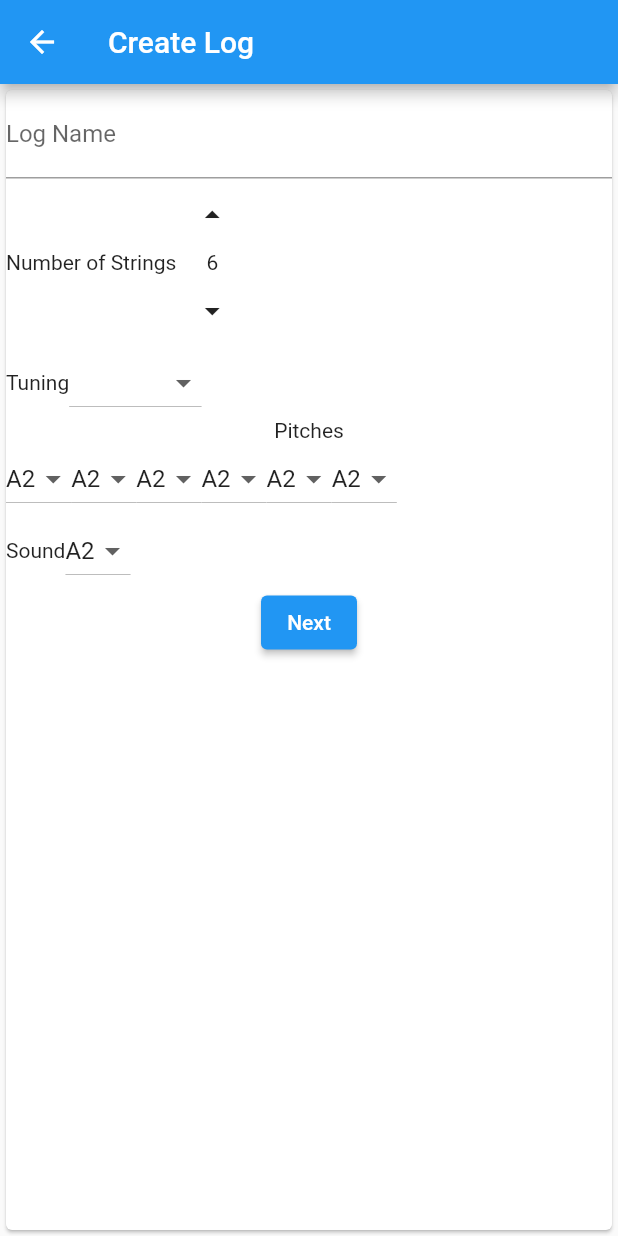
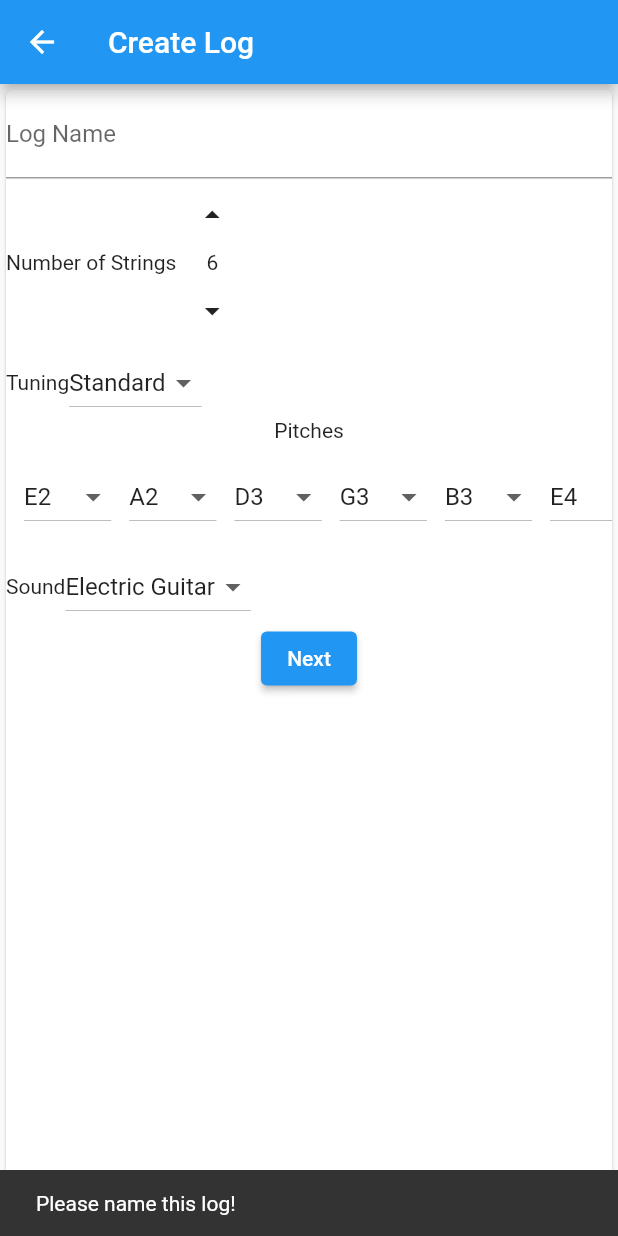
Before and after one commit to aryanakr/chords_catalog, a Flutter app: the CreateLogScreen screen opened by its route, after a tap on "Next", on a phone screen of 412 x 824 dp. Run offline on Flutter 3.47's test engine with Material 2 defaults, Android fonts, the phone set to English and light mode, and no system bars; missing offline and left inert: dart:ffi.

Commit message:
basic screens and create log

```diff
--- a/lib/components/tuning_picker.dart
+++ b/lib/components/tuning_picker.dart
@@ -1,44 +1,107 @@
+import 'package:chords_catalog/models/instrument.dart';
+import 'package:chords_catalog/models/note.dart';
 import 'package:flutter/material.dart';
 
 class TuningPicker extends StatefulWidget {
-  int numStrings;
+  final int numStrings;
+  final String tuningName;
+  List<String> currentTuningPitches;
+  final void Function(String, List<String>) update;
 
-  TuningPicker({required this.numStrings});
+
+  TuningPicker({
+    required this.numStrings,
+    required this.tuningName,
+    required this.currentTuningPitches,
+    required this.update
+      });
 
   @override
   State<TuningPicker> createState() => _TuningPickerState();
 }
 
 class _TuningPickerState extends State<TuningPicker> {
+  void _setTuning(List<String> tune) {
+    setState(() {
+      widget.currentTuningPitches = tune;
+      widget.update(widget.tuningName, tune);
+    });
+  }
+
+  void _setTuningPitch(int index, String? pitchLabel) {
+    setState(() {
+      widget.currentTuningPitches[index] = pitchLabel ?? '';
+      widget.update(widget.tuningName, widget.currentTuningPitches);
+    });
+  }
+
+  void _setTuningFromDefaults() {
+
+  }
+
   @override
   Widget build(BuildContext context) {
+    List<Tuning> tuningsList =
+        Tuning.retrieveKnownTuningForStrings(widget.numStrings);
+
     return Container(
       child: Column(
         children: [
           Row(
             children: [
               Text('Tuning'),
-              DropdownButton(items: const [
+              DropdownButton(
+                  items: [
+                    for (Tuning t in tuningsList)
                       DropdownMenuItem(
-                  child: Text('Standard'),
-                  value: 5,
+                        child: Text(t.name),
+                        value: t,
                       ),
-              ], onChanged: (i) {})
+                  ],
+                  value: tuningsList[0],
+                  onChanged: (Tuning? selTuning) {
+                    if (selTuning != null && !selTuning.isCustomTuning) {
+                      final labels =
+                          selTuning.openNotes.map((e) => e.label).toList();
+                      _setTuning(labels);
+                    }
+                  })
             ],
           ),
           Text('Pitches'),
+          SingleChildScrollView(
+            scrollDirection: Axis.horizontal,
+            padding: const EdgeInsets.all(12),
+            child: Row(
+              children: [
+                for (int pitchIndex = 0;
+                    pitchIndex < widget.numStrings;
+                    pitchIndex++)
                   Row(
                     children: [
-              for (int i = 0; i < widget.numStrings; i++)
-                DropdownButton(items: const [
+                      DropdownButton(
+                          items: [
+                            const DropdownMenuItem(
+                              child: Text(''),
+                              value: '',
+                            ),
+                            for (String label in MidiNote.allNoteLabels())
                               DropdownMenuItem(
-                    child: Text('A2'),
-                    value: 5,
+                                child: Text(label),
+                                value: label,
                               ),
                           ],
-                value: 5,
-                onChanged: (i) {})
+                          value: widget.currentTuningPitches[pitchIndex],
+                          onChanged: (String? selPitchLabel) {
+                            _setTuningPitch(pitchIndex, selPitchLabel);
+                          }),
+                      SizedBox(
+                        width: 12,
+                      )
                     ],
+                  )
+              ],
+            ),
           )
         ],
       ),
--- a/lib/main.dart
+++ b/lib/main.dart
@@ -2,6 +2,7 @@
 import 'package:chords_catalog/screens/configuration_screen.dart';
 import 'package:chords_catalog/screens/create_log_screen.dart';
 import 'package:chords_catalog/screens/home_screen.dart';
+import 'package:chords_catalog/screens/scale_configuration_screen.dart';
 import 'package:flutter/material.dart';
 import 'package:provider/provider.dart';
 
@@ -25,7 +26,8 @@
         home: HomeScreen(),
         routes: {
           HomeScreen.routeName: (ctx) => HomeScreen(),
-          CreateLogScreen.routeName: (ctx) => CreateLogScreen()
+          CreateLogScreen.routeName: (ctx) => CreateLogScreen(),
+          ScaleConfigurationScreen.routeName: (ctx) => ScaleConfigurationScreen()
         },
       ),
     );
--- /dev/null
+++ b/lib/models/instrument.dart
@@ -0,0 +1,50 @@
+import 'package:chords_catalog/models/note.dart';
+
+class Instrument {
+
+
+
+}
+
+class InstrumentSound {
+  String path;
+  String name;
+
+  InstrumentSound({required this.path, required this.name});
+
+  static List<InstrumentSound> DefaultSounds = [
+    InstrumentSound(path: 'assets/Electric-Guitars.sf2', name: 'Electric Guitar'),
+    InstrumentSound(path: 'assets/Perfect_Sine.sf2', name: 'Perfect Sine'),
+    InstrumentSound(path: 'assets/Piano.sf2', name: 'Piano')
+  ];
+}
+
+class Tuning {
+  late String name;
+  late List<MidiNote> openNotes;
+  late bool isCustomTuning;
+
+  Tuning({required this.name, required this.openNotes, this.isCustomTuning = false});
+
+  Tuning.standardTuning() {
+    openNotes = [
+      MidiNote.byLabel(label: 'E2'),
+      MidiNote.byLabel(label: 'A2'),
+      MidiNote.byLabel(label: 'D3'),
+      MidiNote.byLabel(label: 'G3'),
+      MidiNote.byLabel(label: 'B3'),
+      MidiNote.byLabel(label: 'E4'),
+    ];
+    name = 'Standard';
+  }
+
+  static List<Tuning> retrieveKnownTuningForStrings(int numStrings) {
+    Tuning custom = Tuning(name: 'Custom', openNotes: [], isCustomTuning: true);
+    if (numStrings == 6) {
+      return [Tuning.standardTuning(), custom];
+    }
+
+    return [custom];
+  }
+
+}
--- /dev/null
+++ b/lib/models/note.dart
@@ -0,0 +1,52 @@
+
+class MidiNote {
+
+  late String label;
+  late int midiNumber;
+
+  MidiNote.byMidiNumber({required this.midiNumber}) {
+
+    String noteLabel = sharpNoteLabels[midiNumber % 12];
+
+    int octave = (midiNumber/12).floor() - 2;
+
+    label = noteLabel + octave.toString();
+  }
+
+  MidiNote.byLabel({required this.label}) {
+    int octave = int.parse(label.replaceAll(RegExp('[^-0-9]'), ''));
+    String noteLabel = label.replaceAll(RegExp('[-0-9]'),'');
+
+    midiNumber = (octave + 2) * 12 + sharpNoteLabels.indexOf(noteLabel);
+  }
+
+  static List<String> sharpNoteLabels = [
+    'C', 'C#', 'D', 'D#', 'E', 'F', 'F#', 'G', 'G#', 'A', 'A#', 'B'
+  ];
+
+  static List<String> allNoteLabels() {
+    List<String> res = [];
+    for (int i = -2 ; i <=8 ; i++ ) {
+      for (String l in sharpNoteLabels) {
+
+        if (res.length > 127) {
+          break;
+        }
+
+        res.add(l + i.toString());
+      }
+    }
+    return res;
+  }
+
+  static List<MidiNote> allMidiNotes() {
+    List<MidiNote> res = [];
+
+    for (String l in allNoteLabels()) {
+      res.add(MidiNote.byLabel(label: l));
+    }
+
+    return res;
+  }
+
+}
--- a/lib/screens/create_log_screen.dart
+++ b/lib/screens/create_log_screen.dart
@@ -1,3 +1,4 @@
+import 'package:chords_catalog/models/instrument.dart';
 import 'package:chords_catalog/widgets/instrument_configuration_widget.dart';
 import 'package:flutter/material.dart';
 
@@ -8,7 +9,12 @@ class CreateLogScreen extends StatelessWidget {
 
   @override
   Widget build(BuildContext context) {
-    final _nameController = TextEditingController();
+
+    void _onLogConfigSubmited(String logName, Tuning tuning, InstrumentSound sound) {
+      print('Got log name: $logName');
+      print('Got tuning with name: ${tuning.name}, pitches: ${tuning.openNotes.map((e) => e.label+',')}');
+      print('Got Sound ${sound.name}');
+    }
 
     return Scaffold(
       appBar: AppBar(title: Text('Create Log'),),
@@ -16,11 +22,7 @@ class CreateLogScreen extends StatelessWidget {
         child: Card(
           child: Column(
             children: [
-              TextField(
-                decoration: InputDecoration(labelText: 'Log Name'),
-                controller: _nameController,
-              ),
-              InstrumentConfigurationWidget()
+              InstrumentConfigurationWidget(submit: _onLogConfigSubmited)
             ],
           ),
         ),
--- a/lib/widgets/instrument_configuration_widget.dart
+++ b/lib/widgets/instrument_configuration_widget.dart
@@ -1,21 +1,70 @@
+import 'dart:ffi';
+
 import 'package:chords_catalog/components/number_picker.dart';
 import 'package:chords_catalog/components/tuning_picker.dart';
+import 'package:chords_catalog/models/instrument.dart';
+import 'package:chords_catalog/models/note.dart';
+import 'package:chords_catalog/screens/scale_configuration_screen.dart';
 import 'package:flutter/material.dart';
 
 class InstrumentConfigurationWidget extends StatefulWidget {
-  const InstrumentConfigurationWidget({ Key? key }) : super(key: key);
+  final void Function(String, Tuning, InstrumentSound) submit;
+
+  InstrumentConfigurationWidget({required this.submit});
 
   @override
   State<InstrumentConfigurationWidget> createState() => _InstrumentConfigurationWidgetState();
 }
 
 class _InstrumentConfigurationWidgetState extends State<InstrumentConfigurationWidget> {
+
+  // Form Values
+
+  final _nameController = TextEditingController();
+  // Tuning
   int stringsNumber = 6;
+  List<String> tuning = Tuning.standardTuning().openNotes.map((e) => e.label).toList();
+  String tuningName = Tuning.standardTuning().name;
+
+  InstrumentSound instrumentSound = InstrumentSound.DefaultSounds[0];
 
   void _setStringNumber(int value) {
     setState(() {
       stringsNumber = value;
+      final prevTuning = tuning;
+
+      tuning = [
+        for (int i =0 ; i<stringsNumber;  i++)
+          i < prevTuning.length ? prevTuning[i] : ''
+      ];
+
     });
+  }
+
+  void _setTuning(String name, List<String> selTuning) {
+    setState(() {
+      tuning = selTuning;
+      tuningName = name;
+    });
+  }
+
+  void _setSound(InstrumentSound sound) {
+    setState(() {
+      instrumentSound = sound;
+    });
+  }
+
+  void _submitForm() {
+    if (_nameController.text.isEmpty) {
+      ScaffoldMessenger.of(context).showSnackBar(SnackBar(content: Text('Please name this log!')));
+    }
+    else if (tuning.any((element) => element == '')) {
+      ScaffoldMessenger.of(context).showSnackBar(SnackBar(content: Text('Please fill all pitches!')));
+    } else {
+      final midiNotes = tuning.map((e) => MidiNote.byLabel(label: e)).toList();
+      final finalTuning = Tuning(name: tuningName, openNotes: midiNotes);
+      widget.submit(_nameController.text, finalTuning, instrumentSound);
+    }
   }
 
   @override
@@ -23,23 +72,33 @@ class _InstrumentConfigurationWidgetState extends State<InstrumentConfigurationW
     return Container(
       child: Column(
         children: [
+          TextField(
+                decoration: InputDecoration(labelText: 'Log Name'),
+                controller: _nameController,
+              ),
           Row(children: [
             Text('Number of Strings'),
             NumberPicker(value: this.stringsNumber, update: _setStringNumber, min: 1)
           ],),
-          TuningPicker(numStrings: stringsNumber,),
+          TuningPicker(numStrings: stringsNumber, update: _setTuning, currentTuningPitches: tuning, tuningName: tuningName),
           Row(children: [
             Text('Sound'),
-            DropdownButton(items: const [
+            DropdownButton(items: [
+              for (InstrumentSound sound in InstrumentSound.DefaultSounds)
                   DropdownMenuItem(
-                    child: Text('A2'),
-                    value: 5,
+                    child: Text(sound.name),
+                    value: sound,
                   ),
                 ],
-                value: 5,
-                onChanged: (i) {})
+                value: instrumentSound,
+                onChanged: (InstrumentSound? selectedSound) {
+                  if (selectedSound != null)
+                    _setSound(selectedSound);
+                })
           ],),
-          ElevatedButton(onPressed: () {print(stringsNumber);}, child: Text('Next'))
+          ElevatedButton(onPressed: () {
+            _submitForm();
+          }, child: Text('Next'))
         ],
       ),
     );
```
Also changed, not shown: assets/tunnings.json (added, +75 -0 lines), lib/components/painters/scale_interval_strip_painter.dart (added, +71 -0 lines), lib/providers/sound_player_provider.dart (+144 -0 lines), lib/screens/create_chord_screen.dart (added, +13 -0 lines), lib/screens/dashboard_screen.dart (added, +15 -0 lines), lib/screens/scale_configuration_screen.dart (added, +44 -0 lines), lib/widgets/scale_interval_creator_widget.dart (added, +41 -0 lines), lib/widgets/add_interval_widget.dart (deleted). Lines whose indentation alone changed are shown as unchanged.
